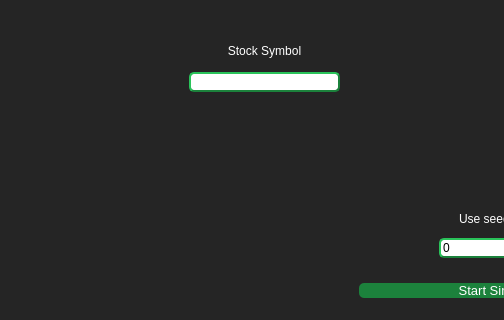
Above: widgets/UI/RMSC03_Past.ui from JV-FIU/Agent-Based-Stock-Market-Simulator before the change; both pictures show x 0 to 504 and y 85 to 405 of the 1020 by 820 pixel window. Below: the same form after it.
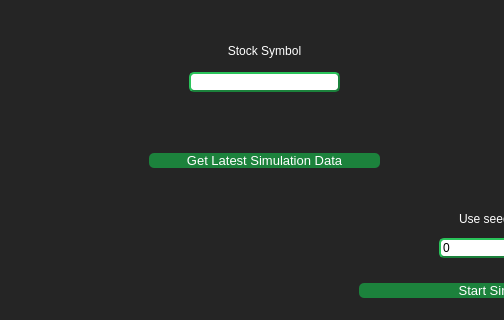
That is the form after the change.

Patch:
```diff
--- a/widgets/UI/RMSC03_Past.ui
+++ b/widgets/UI/RMSC03_Past.ui
@@ -44,7 +44,7 @@
 	color: black;
 }
 
-#graphResults, #pushButton {
+#graphResults, #pushButton, #fetchData {
 	background-color: white;
     border-width: 2px;
     border-radius: 5px;
@@ -465,6 +465,30 @@
      </widget>
     </widget>
    </widget>
+   <widget class="QWidget" name="buttonW_2" native="true">
+    <property name="geometry">
+     <rect>
+      <x>150</x>
+      <y>200</y>
+      <width>231</width>
+      <height>91</height>
+     </rect>
+    </property>
+    <layout class="QVBoxLayout" name="verticalLayout_5">
+     <item>
+      <widget class="QPushButton" name="fetchData">
+       <property name="font">
+        <font>
+         <pointsize>10</pointsize>
+        </font>
+       </property>
+       <property name="text">
+        <string>Get Latest Simulation Data</string>
+       </property>
+      </widget>
+     </item>
+    </layout>
+   </widget>
   </widget>
  </widget>
  <resources/>
```
